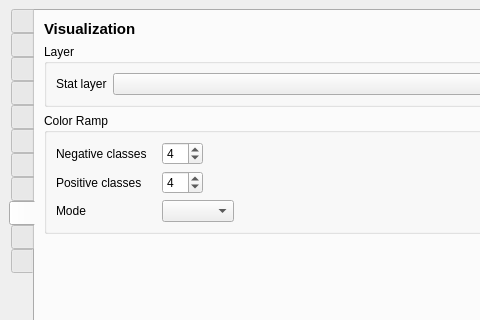
Above: qscat/qscat_dockwidget_base.ui from qscat/qscat before the change; both pictures show x 0 to 480 and y 0 to 320 of the 733 by 903 pixel window. Below: the same form after it.
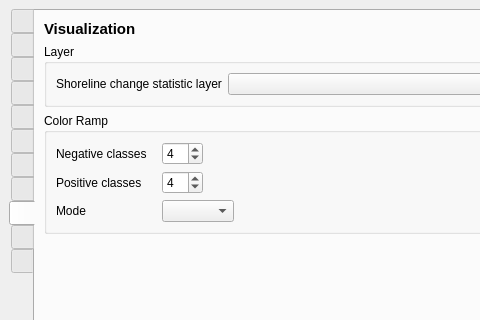
That is the form after the change. The open tabs and pages were chosen to show the change. Icons and pictures are not drawn. Custom widgets are drawn as their Qt base class.

Commit message: refactor(ui): rename to more specific and formal label

```diff
--- a/qscat/qscat_dockwidget_base.ui
+++ b/qscat/qscat_dockwidget_base.ui
@@ -2133,7 +2133,7 @@
               <bool>true</bool>
              </property>
              <property name="text">
-              <string>Stat layer</string>
+              <string>Shoreline change statistic layer</string>
              </property>
             </widget>
            </item>
```
